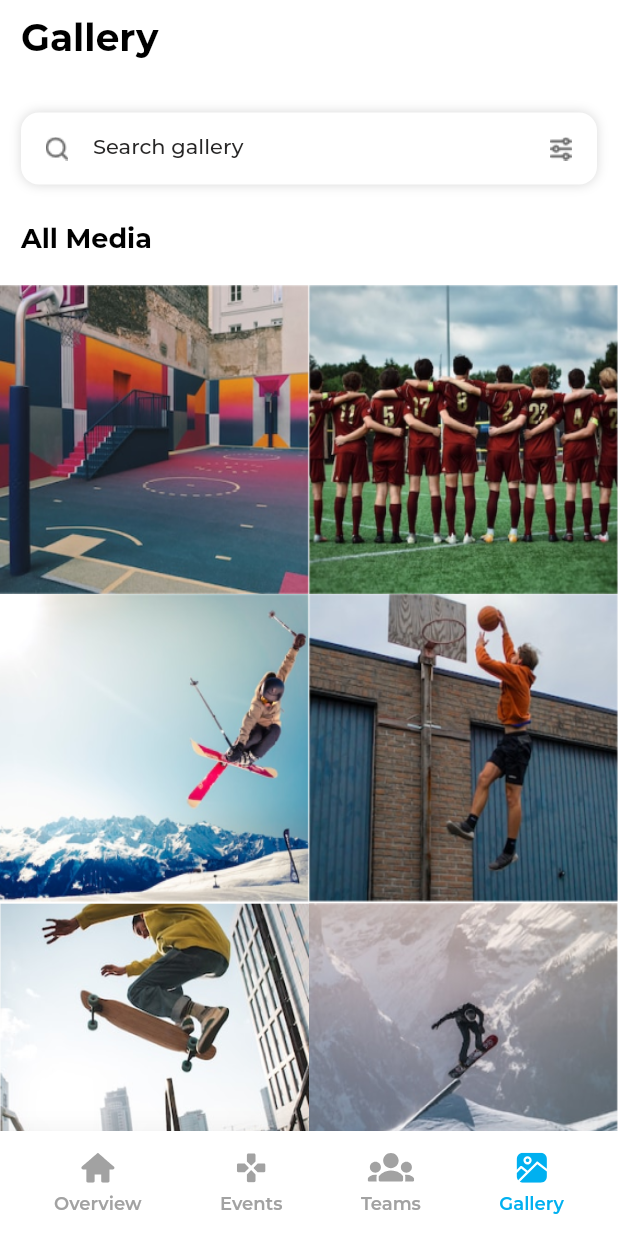
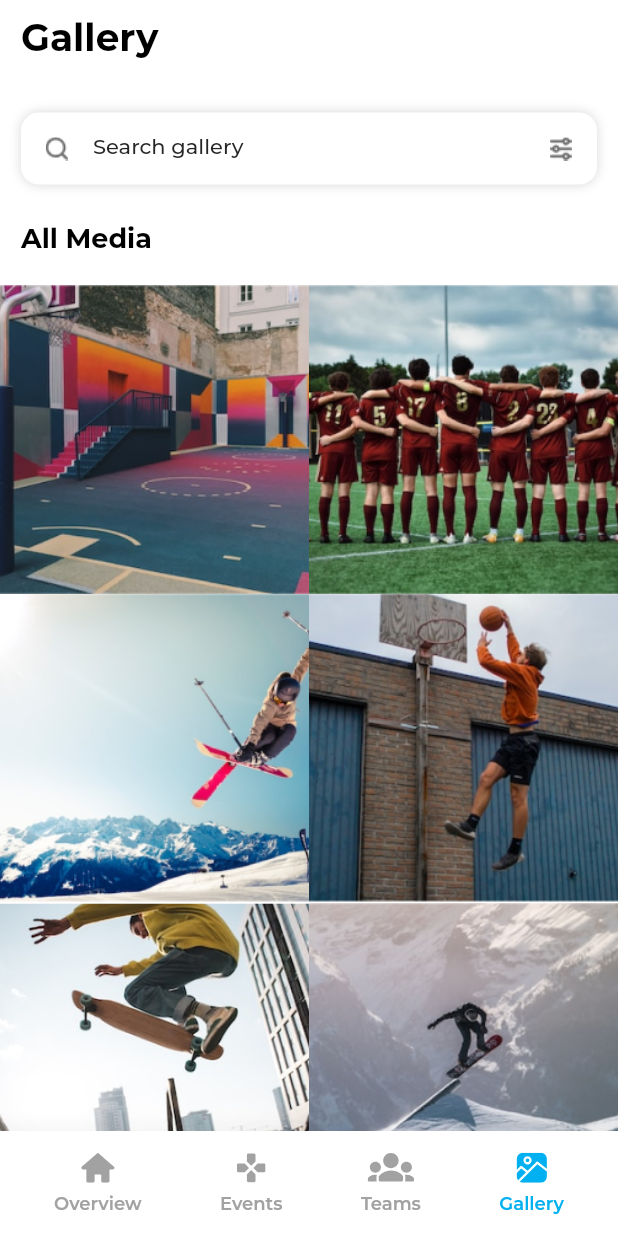
Before and after one commit to uroojmajid2000/Hudasoft_statboard_flutter_app, a Flutter app: the Layout screen opened directly, item 4 of the bottom bar chosen, on a phone screen of 412 x 824 dp. Run offline on Flutter 3.47's test engine with Material 2 defaults, Android fonts, the phone set to English and light mode, and no system bars; our stand-ins replace flutter_hooks, flutter_svg; project files that could hold a hidden picture were left out.

```diff
--- a/lib/features/Players/presentation/screens/allteams/widgets/body.dart
+++ b/lib/features/Players/presentation/screens/allteams/widgets/body.dart
@@ -19,7 +19,7 @@ class _BodyState extends State<Body> {
               crossAxisAlignment: CrossAxisAlignment.start,
               children: [
                 SizedBox(
-                  height: 8,
+                  height: 10,
                 ),
                 DetailsTeams(),
                 SizedBox(
--- a/lib/features/Players/presentation/screens/gallery/widgets/body.dart
+++ b/lib/features/Players/presentation/screens/gallery/widgets/body.dart
@@ -19,7 +19,7 @@ class _BodyState extends State<Body> {
           padding: const EdgeInsets.symmetric(horizontal: 14),
           child: MySearchBar(
             hintText: 'Search gallery',
-            onChange: () {},
+            onChange: (value) {},
             prefixIcon: 'assets/icons/search.png',
             suffixIcon: 'assets/icons/filter.png',
           ),
@@ -33,7 +33,6 @@ class _BodyState extends State<Body> {
         ),
         const SizedBox(height: 20),
         GalleryGrid(),
-
       ],
     );
   }
--- a/lib/features/Players/presentation/screens/gallery/widgets/gallery_grid.dart
+++ b/lib/features/Players/presentation/screens/gallery/widgets/gallery_grid.dart
@@ -14,14 +14,14 @@ class GalleryGrid extends StatelessWidget {
         mainAxisSpacing: 0,
         crossAxisCount: 2,
         children: <Widget>[
-          Image.asset('assets/images/image.png', fit: BoxFit.fill),
-          Image.asset('assets/images/imagetwo.png', fit: BoxFit.fill),
-          Image.asset('assets/images/imagethree.png', fit: BoxFit.fill),
-          Image.asset('assets/images/imagefour.png', fit: BoxFit.fill),
-          Image.asset('assets/images/imagefive.png', fit: BoxFit.fill),
-          Image.asset('assets/images/imagesix.png', fit: BoxFit.fill),
-          Image.asset('assets/images/imageseven.png', fit: BoxFit.fill),
-          Image.asset('assets/images/image.png', fit: BoxFit.fill),
+          Image.asset('assets/images/image.png', fit: BoxFit.cover),
+          Image.asset('assets/images/imagetwo.png', fit: BoxFit.cover),
+          Image.asset('assets/images/imagethree.png', fit: BoxFit.cover),
+          Image.asset('assets/images/imagefour.png', fit: BoxFit.cover),
+          Image.asset('assets/images/imagefive.png', fit: BoxFit.cover),
+          Image.asset('assets/images/imagesix.png', fit: BoxFit.cover),
+          Image.asset('assets/images/imageseven.png', fit: BoxFit.cover),
+          Image.asset('assets/images/image.png', fit: BoxFit.cover),
         ],
       ),
     );
--- a/lib/features/Players/presentation/screens/overview/widgets/gallery.dart
+++ b/lib/features/Players/presentation/screens/overview/widgets/gallery.dart
@@ -1,4 +1,5 @@
 import 'package:flutter/material.dart';
+import 'package:flutter_svg/svg.dart';
 
 class Gallery extends StatelessWidget {
   const Gallery({super.key});
@@ -21,9 +22,7 @@ class Gallery extends StatelessWidget {
       ),
       child: Image.asset(
         'assets/images/media.png',
-        width: 250,
-        height: 150,
-        fit: BoxFit.cover, // add fit property
+        fit: BoxFit.fill,
       ),
     );
   }
--- a/lib/features/Players/presentation/screens/teams/widgets/body.dart
+++ b/lib/features/Players/presentation/screens/teams/widgets/body.dart
@@ -19,7 +19,7 @@ class _BodyState extends State<Body> {
           const SizedBox(height: 25),
           MySearchBar(
             hintText: 'Search teams',
-            onChange: () {},
+            onChange: (value) {},
             prefixIcon: 'assets/icons/search.png',
             suffixIcon: 'assets/icons/filter.png',
           ),
--- a/lib/features/Players/presentation/screens/teamsdetails/teams_details.dart
+++ b/lib/features/Players/presentation/screens/teamsdetails/teams_details.dart
@@ -1,5 +1,6 @@
 import 'package:flutter/material.dart';
 import 'package:flutter_svg/svg.dart';
+import 'package:statboard_flutter_app/features/Players/presentation/screens/teamsdetails/widgets/text_field_team.dart';
 import '../../../../../shared/layout/layout_screen.dart';
 import '../../../../../shared/routes/navigate.dart';
 import '../../../../../shared/widgets/button.dart';
@@ -18,7 +19,7 @@ class TeamsDetails extends StatelessWidget {
   @override
   Widget build(BuildContext context) {
     return Layout(
-      text: 'Create Teams',
+      text: 'Create Team',
       currentTab: 3,
       body: const SingleChildScrollView(
         scrollDirection: Axis.vertical,
--- a/lib/features/Players/presentation/screens/teamsdetails/widgets/body.dart
+++ b/lib/features/Players/presentation/screens/teamsdetails/widgets/body.dart
@@ -42,9 +42,9 @@ class _BodyState extends State<Body> {
                         ],
                       ),
                       const SizedBox(height: 13),
-                      MyTextField(
+                      MyTextFieldTeam(
                         controller: _name,
-                        hintText: '  Tornado',
+                        hintText: 'Tornado',
                         onChange: (value) {},
                       ),
                       const SizedBox(height: 18),
```
Also changed, not shown: lib/features/Players/presentation/screens/teams/widgets/teams_container.dart (+15 -2 lines), lib/features/Players/presentation/screens/teamsdetails/widgets/text_field_team.dart (added, +124 -0 lines), lib/shared/widgets/dropdown.dart (+1 -59 lines), assets/icons/dropdownicon.svg (added), assets/images/Rectangle.svg (added), assets/images/imageee.png (added), assets/images/media_image_two.png (added).
